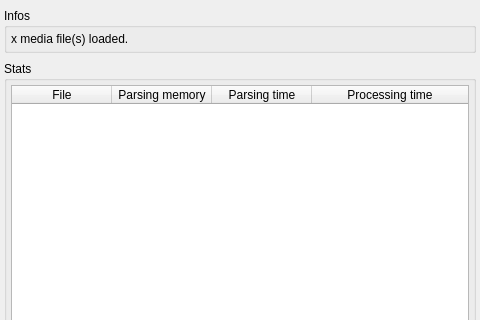
The window that mini_analyser/ui/tabdev.ui (emericg/MiniVideo) describes before a commit, drawn with Qt 5; both pictures show x 0 to 480 and y 0 to 320 of the 480 by 640 pixel window.
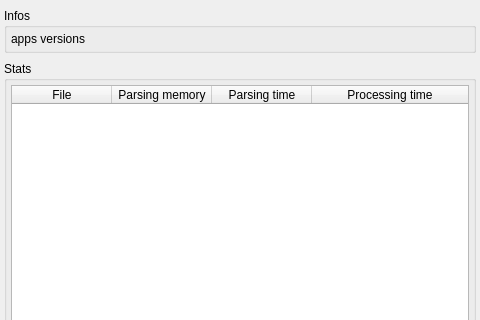
The same window after the commit.

Patch:
```diff
--- a/mini_analyser/ui/tabdev.ui
+++ b/mini_analyser/ui/tabdev.ui
@@ -51,21 +51,11 @@
        <number>4</number>
       </property>
       <item row="0" column="0">
-       <layout class="QGridLayout" name="gridLayout_21">
-        <property name="horizontalSpacing">
-         <number>12</number>
-        </property>
-        <property name="verticalSpacing">
-         <number>4</number>
-        </property>
-        <item row="0" column="0">
-         <widget class="QLabel" name="label_stats_filecount">
+       <widget class="QLabel" name="label_stats_appversion">
           <property name="text">
-           <string>x media file(s) loaded.</string>
-          </property>
-         </widget>
-        </item>
-       </layout>
+         <string>apps versions</string>
+        </property>
+       </widget>
       </item>
      </layout>
     </widget>
```
Lines whose indentation alone changed are shown as unchanged.
